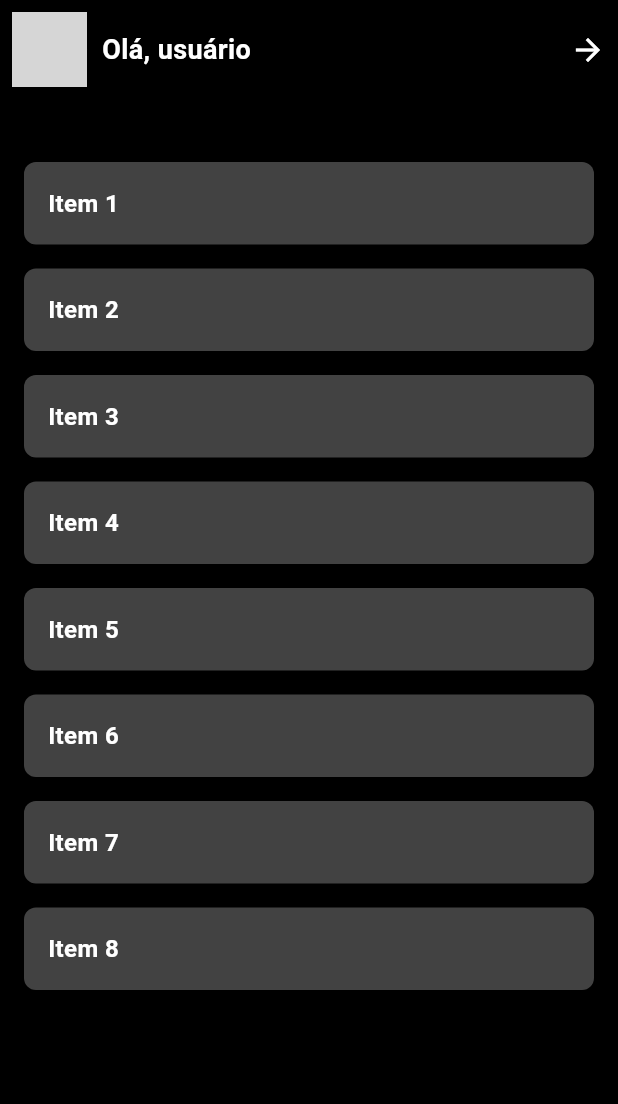
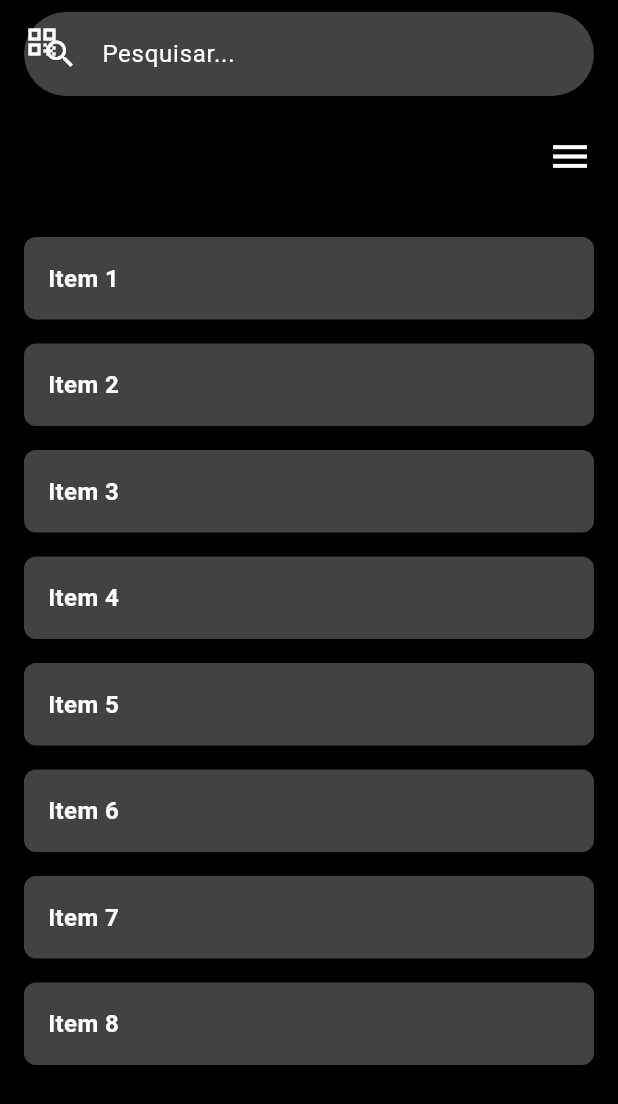
Before and after one commit to Pcfraga/CheckList, a Flutter app: the screen it shows after launch, on a phone screen of 412 x 824 dp. Shown: the top 1104 px of the screen. Run offline on Flutter 3.47's test engine with Material 3 defaults, Android fonts, the phone set to English and light mode, and no system bars; grey boxes are pictures that could not be loaded.

Commit message:
Inserção da barra de pesquiza e menu sanduiche-cone

```diff
--- a/lib/pages/views/getAllCheckListModelsDTO.dart
+++ b/lib/pages/views/getAllCheckListModelsDTO.dart
@@ -1,17 +1,18 @@
 import 'package:flutter/material.dart';
-import 'package:logging/logging.dart';  // Importando o pacote de logging
-
+import 'package:logging/logging.dart';
 void main() {
   runApp(MyApp());
-  _setupLogging(); // Configurar logging
+  _setupLogging();
 }
 
-// Configuração do Logger
+
+final Logger _logger = Logger('GetAllCheckListModelsDTO');
+
 void _setupLogging() {
-  Logger.root.level = Level.ALL; // Nível do logger (ALL vai registrar tudo)
+  Logger.root.level = Level.ALL;
   Logger.root.onRecord.listen((record) {
-    // Registra a mensagem de log com o nível, data/hora e o texto
-    print('${record.level.name}: ${record.time}: ${record.message}');
+
+    _logger.info('${record.level.name}: ${record.time}: ${record.message}');
   });
 }
 
@@ -31,14 +32,10 @@ class GetAllCheckListModelsDTO extends StatefulWidget {
   const GetAllCheckListModelsDTO({super.key});
 
   @override
-  _GetAllCheckListModelsDTOState createState() =>
-      _GetAllCheckListModelsDTOState();
+  GetAllCheckListModelsDTOState createState() => GetAllCheckListModelsDTOState();
 }
 
-class _GetAllCheckListModelsDTOState extends State<GetAllCheckListModelsDTO> {
-  // Instanciando o Logger
-  final Logger _logger = Logger('GetAllCheckListModelsDTO');
-
+class GetAllCheckListModelsDTOState extends State<GetAllCheckListModelsDTO> {
   bool isAuthenticated = true;
   String greeting = "Olá, usuário";
   String profileImageUrl = 'https://www.example.com/your-profile-image.jpg';
@@ -53,60 +50,62 @@ class _GetAllCheckListModelsDTOState extends State<GetAllCheckListModelsDTO> {
     "Item 8",
   ];
 
+
+  final TextEditingController _searchController = TextEditingController();
+
   @override
   Widget build(BuildContext context) {
     return Scaffold(
       backgroundColor: Colors.black,
       appBar: PreferredSize(
-        preferredSize: Size.fromHeight(100.0),
+        preferredSize: Size.fromHeight(150.0),
         child: AppBar(
           backgroundColor: Colors.black,
           leading: IconButton(
             icon: Icon(Icons.qr_code, color: Colors.white),
             onPressed: () {
-              // Usando o Logger para registrar o evento
               _logger.info('QR Code Pressionado');
             },
           ),
           flexibleSpace: Padding(
             padding: EdgeInsets.only(top: MediaQuery.of(context).padding.top),
-            child: Container(
-              padding: EdgeInsets.all(8),
-              child: Row(
-                children: [
-                  isAuthenticated
-                      ? Row(
-                          children: [
-                            CircleAvatar(
-                              radius: 25,
-                              backgroundImage: NetworkImage(profileImageUrl),
-                            ),
-                            SizedBox(width: 10),
-                            Text(
-                              greeting,
-                              style: TextStyle(
-                                color: Colors.white,
-                                fontSize: 18,
-                                fontWeight: FontWeight.bold,
-                              ),
-                            ),
-                          ],
-                        )
-                      : Text(
-                          "Faça login",
-                          style: TextStyle(
-                            color: Colors.white,
-                            fontSize: 18,
-                            fontWeight: FontWeight.bold,
-                          ),
-                        ),
-                  Spacer(),
-                  Icon(
-                    Icons.arrow_forward,
-                    color: Colors.white,
+            child: Column(
+              children: [
+
+                Padding(
+                  padding: const EdgeInsets.symmetric(horizontal: 16.0, vertical: 8.0),
+                  child: TextField(
+                    controller: _searchController,
+                    decoration: InputDecoration(
+                      hintText: "Pesquisar...",
+                      hintStyle: TextStyle(color: Colors.white),
+                      prefixIcon: Icon(Icons.search, color: Colors.white),
+                      filled: true,
+                      fillColor: Colors.grey[800],
+                      border: OutlineInputBorder(
+                        borderRadius: BorderRadius.circular(30.0),
+                        borderSide: BorderSide.none,
+                      ),
+                    ),
+                    style: TextStyle(color: Colors.white),
                   ),
-                ],
-              ),
+                ),
+                // Botão redondo com ícone de "cone sanduíche"
+                Padding(
+                  padding: const EdgeInsets.all(8.0),
+                  child: Align(
+                    alignment: Alignment.centerRight,
+                    child: IconButton(
+                      icon: Icon(Icons.menu, color: Colors.white),
+                      onPressed: () {
+                        _logger.info('Menu Pressionado');
+                      },
+                      iconSize: 30.0,
+                      splashRadius: 25.0,
+                    ),
+                  ),
+                ),
+              ],
             ),
           ),
         ),
```
